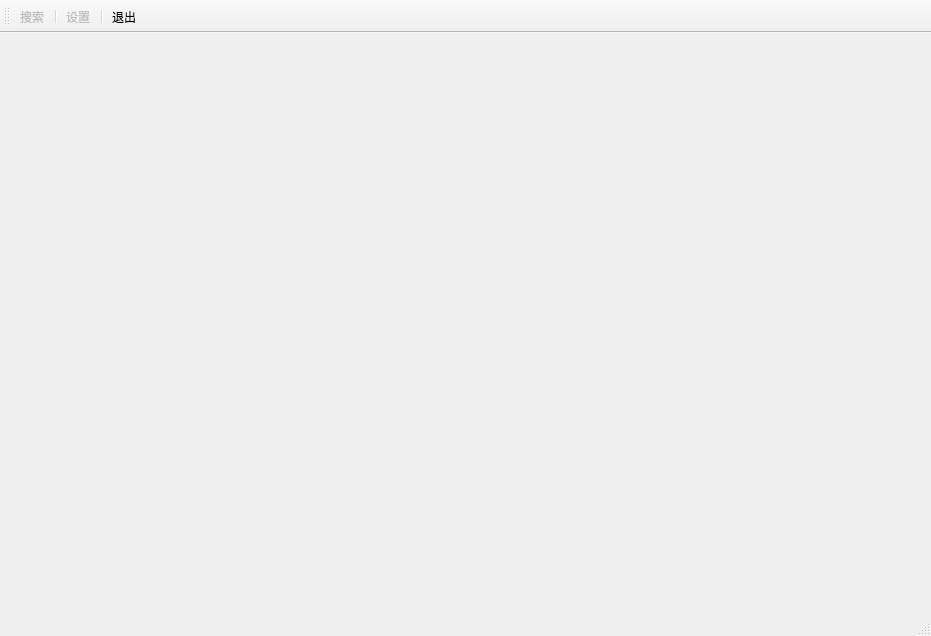
Above: MusicDownloader/MusicDownloader.ui from JackieCooo/MusicDownloader before the change. Below: the same form after it.
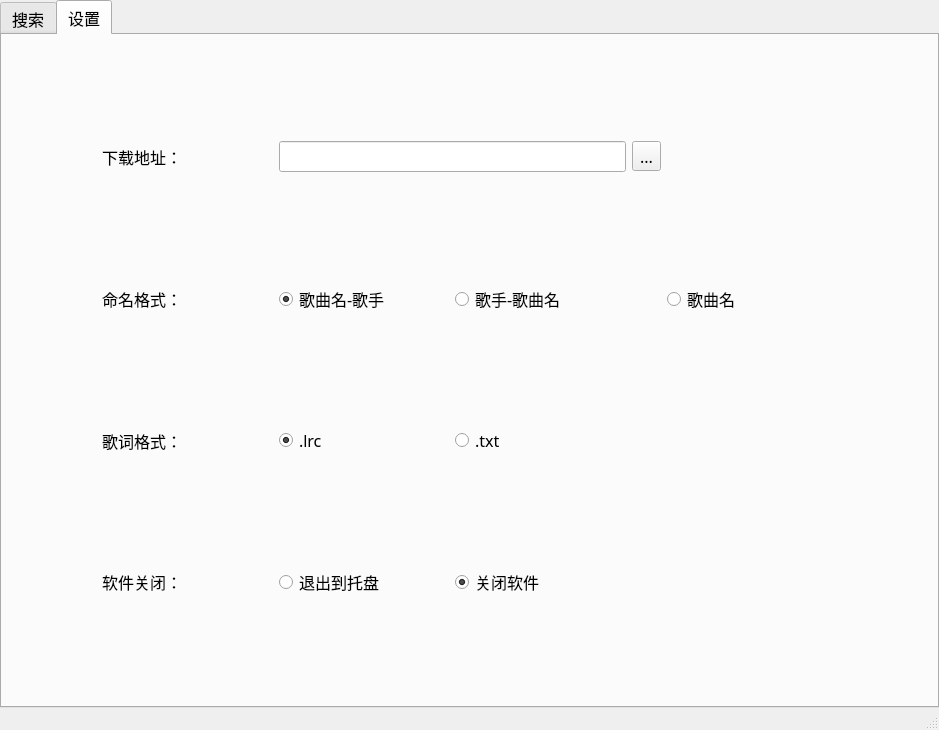
That is the form after the change.

Patch:
```diff
--- a/MusicDownloader/MusicDownloader.ui
+++ b/MusicDownloader/MusicDownloader.ui
@@ -6,61 +6,347 @@
    <rect>
     <x>0</x>
     <y>0</y>
-    <width>931</width>
-    <height>636</height>
+    <width>939</width>
+    <height>730</height>
    </rect>
   </property>
+  <property name="sizePolicy">
+   <sizepolicy hsizetype="Fixed" vsizetype="Fixed">
+    <horstretch>0</horstretch>
+    <verstretch>0</verstretch>
+   </sizepolicy>
+  </property>
   <property name="windowTitle">
    <string>MainWindow</string>
   </property>
-  <widget class="QWidget" name="centralwidget"/>
-  <widget class="QStatusBar" name="statusbar"/>
-  <widget class="QToolBar" name="toolBar">
-   <property name="windowTitle">
-    <string>toolBar</string>
+  <property name="autoFillBackground">
+   <bool>true</bool>
+  </property>
+  <widget class="QWidget" name="centralwidget">
+   <property name="sizePolicy">
+    <sizepolicy hsizetype="Expanding" vsizetype="Expanding">
+     <horstretch>0</horstretch>
+     <verstretch>0</verstretch>
+    </sizepolicy>
    </property>
-   <attribute name="toolBarArea">
-    <enum>TopToolBarArea</enum>
-   </attribute>
-   <attribute name="toolBarBreak">
-    <bool>false</bool>
-   </attribute>
-   <addaction name="actionSearch"/>
-   <addaction name="separator"/>
-   <addaction name="actionOption"/>
-   <addaction name="separator"/>
-   <addaction name="actionQuit"/>
+   <property name="autoFillBackground">
+    <bool>true</bool>
+   </property>
+   <layout class="QGridLayout" name="gridLayout_2">
+    <property name="leftMargin">
+     <number>0</number>
+    </property>
+    <property name="topMargin">
+     <number>0</number>
+    </property>
+    <property name="rightMargin">
+     <number>0</number>
+    </property>
+    <property name="bottomMargin">
+     <number>0</number>
+    </property>
+    <item row="0" column="0">
+     <widget class="QTabWidget" name="tabWidget">
+      <property name="sizePolicy">
+       <sizepolicy hsizetype="Expanding" vsizetype="Expanding">
+        <horstretch>1</horstretch>
+        <verstretch>1</verstretch>
+       </sizepolicy>
+      </property>
+      <property name="font">
+       <font>
+        <family>微软雅黑</family>
+        <pointsize>12</pointsize>
+       </font>
+      </property>
+      <property name="currentIndex">
+       <number>1</number>
+      </property>
+      <widget class="QWidget" name="tab_1">
+       <property name="sizePolicy">
+        <sizepolicy hsizetype="Expanding" vsizetype="Expanding">
+         <horstretch>0</horstretch>
+         <verstretch>0</verstretch>
+        </sizepolicy>
+       </property>
+       <property name="font">
+        <font>
+         <family>微软雅黑</family>
+         <pointsize>15</pointsize>
+        </font>
+       </property>
+       <attribute name="title">
+        <string>搜索</string>
+       </attribute>
+       <layout class="QGridLayout" name="gridLayout">
+        <property name="leftMargin">
+         <number>10</number>
+        </property>
+        <property name="topMargin">
+         <number>10</number>
+        </property>
+        <property name="rightMargin">
+         <number>10</number>
+        </property>
+        <property name="bottomMargin">
+         <number>10</number>
+        </property>
+        <item row="0" column="0">
+         <layout class="QHBoxLayout" name="horizontalLayout">
+          <item>
+           <widget class="QComboBox" name="comboBox">
+            <property name="sizePolicy">
+             <sizepolicy hsizetype="Expanding" vsizetype="Fixed">
+              <horstretch>1</horstretch>
+              <verstretch>0</verstretch>
+             </sizepolicy>
+            </property>
+            <property name="font">
+             <font>
+              <family>微软雅黑</family>
+              <pointsize>10</pointsize>
+             </font>
+            </property>
+            <property name="acceptDrops">
+             <bool>false</bool>
+            </property>
+            <property name="autoFillBackground">
+             <bool>false</bool>
+            </property>
+            <property name="currentText">
+             <string>网易云音乐</string>
+            </property>
+            <item>
+             <property name="text">
+              <string>网易云音乐</string>
+             </property>
+            </item>
+            <item>
+             <property name="text">
+              <string>QQ音乐</string>
+             </property>
+            </item>
+            <item>
+             <property name="text">
+              <string>酷狗音乐</string>
+             </property>
+            </item>
+            <item>
+             <property name="text">
+              <string>酷我音乐</string>
+             </property>
+            </item>
+            <item>
+             <property name="text">
+              <string>虾米音乐</string>
+             </property>
+            </item>
+            <item>
+             <property name="text">
+              <string>咪咕音乐</string>
+             </property>
+            </item>
+           </widget>
+          </item>
+          <item>
+           <widget class="QLineEdit" name="lineEdit">
+            <property name="sizePolicy">
+             <sizepolicy hsizetype="Expanding" vsizetype="Preferred">
+              <horstretch>6</horstretch>
+              <verstretch>1</verstretch>
+             </sizepolicy>
+            </property>
+            <property name="font">
+             <font>
+              <family>微软雅黑</family>
+              <pointsize>12</pointsize>
+             </font>
+            </property>
+            <property name="placeholderText">
+             <string>输入歌名</string>
+            </property>
+           </widget>
+          </item>
+          <item>
+           <widget class="QPushButton" name="pushButton">
+            <property name="sizePolicy">
+             <sizepolicy hsizetype="Expanding" vsizetype="Preferred">
+              <horstretch>1</horstretch>
+              <verstretch>1</verstretch>
+             </sizepolicy>
+            </property>
+            <property name="font">
+             <font>
+              <family>微软雅黑</family>
+              <pointsize>12</pointsize>
+             </font>
+            </property>
+            <property name="text">
+             <string>搜索</string>
+            </property>
+           </widget>
+          </item>
+         </layout>
+        </item>
+        <item row="1" column="0">
+         <widget class="QTableView" name="tableView">
+          <property name="font">
+           <font>
+            <family>微软雅黑</family>
+            <pointsize>10</pointsize>
+           </font>
+          </property>
+         </widget>
+        </item>
+       </layout>
+      </widget>
+      <widget class="QWidget" name="tab_2">
+       <property name="sizePolicy">
+        <sizepolicy hsizetype="Expanding" vsizetype="Expanding">
+         <horstretch>0</horstretch>
+         <verstretch>0</verstretch>
+        </sizepolicy>
+       </property>
+       <attribute name="title">
+        <string>设置</string>
+       </attribute>
+       <layout class="QGridLayout" name="gridLayout_3">
+        <property name="leftMargin">
+         <number>100</number>
+        </property>
+        <property name="topMargin">
+         <number>0</number>
+        </property>
+        <property name="rightMargin">
+         <number>100</number>
+        </property>
+        <property name="bottomMargin">
+         <number>0</number>
+        </property>
+        <item row="0" column="0">
+         <widget class="QLabel" name="label_1">
+          <property name="text">
+           <string>下载地址：</string>
+          </property>
+         </widget>
+        </item>
+        <item row="0" column="1" colspan="2">
+         <widget class="QLineEdit" name="lineEdit_2"/>
+        </item>
+        <item row="0" column="3">
+         <widget class="QToolButton" name="toolButton">
+          <property name="text">
+           <string>...</string>
+          </property>
+         </widget>
+        </item>
+        <item row="1" column="0">
+         <widget class="QLabel" name="label_2">
+          <property name="text">
+           <string>命名格式：</string>
+          </property>
+         </widget>
+        </item>
+        <item row="1" column="1">
+         <widget class="QRadioButton" name="radioButton_1">
+          <property name="text">
+           <string>歌曲名-歌手</string>
+          </property>
+          <property name="checked">
+           <bool>true</bool>
+          </property>
+          <attribute name="buttonGroup">
+           <string notr="true">buttonGroup_1</string>
+          </attribute>
+         </widget>
+        </item>
+        <item row="1" column="2" colspan="2">
+         <widget class="QRadioButton" name="radioButton_2">
+          <property name="text">
+           <string>歌手-歌曲名</string>
+          </property>
+          <attribute name="buttonGroup">
+           <string notr="true">buttonGroup_1</string>
+          </attribute>
+         </widget>
+        </item>
+        <item row="1" column="4">
+         <widget class="QRadioButton" name="radioButton_3">
+          <property name="text">
+           <string>歌曲名</string>
+          </property>
+          <attribute name="buttonGroup">
+           <string notr="true">buttonGroup_1</string>
+          </attribute>
+         </widget>
+        </item>
+        <item row="2" column="0">
+         <widget class="QLabel" name="label_3">
+          <property name="text">
+           <string>歌词格式：</string>
+          </property>
+         </widget>
+        </item>
+        <item row="2" column="1">
+         <widget class="QRadioButton" name="radioButton_4">
+          <property name="text">
+           <string>.lrc</string>
+          </property>
+          <property name="checked">
+           <bool>true</bool>
+          </property>
+          <attribute name="buttonGroup">
+           <string notr="true">buttonGroup_2</string>
+          </attribute>
+         </widget>
+        </item>
+        <item row="2" column="2" colspan="2">
+         <widget class="QRadioButton" name="radioButton_5">
+          <property name="text">
+           <string>.txt</string>
+          </property>
+          <attribute name="buttonGroup">
+           <string notr="true">buttonGroup_2</string>
+          </attribute>
+         </widget>
+        </item>
+        <item row="3" column="0">
+         <widget class="QLabel" name="label_4">
+          <property name="text">
+           <string>软件关闭：</string>
+          </property>
+         </widget>
+        </item>
+        <item row="3" column="1">
+         <widget class="QRadioButton" name="radioButton_6">
+          <property name="text">
+           <string>退出到托盘</string>
+          </property>
+          <attribute name="buttonGroup">
+           <string notr="true">buttonGroup_3</string>
+          </attribute>
+         </widget>
+        </item>
+        <item row="3" column="2" colspan="2">
+         <widget class="QRadioButton" name="radioButton_7">
+          <property name="text">
+           <string>关闭软件</string>
+          </property>
+          <property name="checked">
+           <bool>true</bool>
+          </property>
+          <attribute name="buttonGroup">
+           <string notr="true">buttonGroup_3</string>
+          </attribute>
+         </widget>
+        </item>
+       </layout>
+      </widget>
+     </widget>
+    </item>
+   </layout>
   </widget>
-  <action name="actionSearch">
-   <property name="enabled">
-    <bool>false</bool>
-   </property>
-   <property name="text">
-    <string>搜索</string>
-   </property>
-   <property name="toolTip">
-    <string>搜索</string>
-   </property>
-  </action>
-  <action name="actionOption">
-   <property name="enabled">
-    <bool>false</bool>
-   </property>
-   <property name="text">
-    <string>设置</string>
-   </property>
-   <property name="toolTip">
-    <string>设置</string>
-   </property>
-  </action>
-  <action name="actionQuit">
-   <property name="text">
-    <string>退出</string>
-   </property>
-   <property name="toolTip">
-    <string>退出</string>
-   </property>
-  </action>
+  <widget class="QStatusBar" name="statusbar"/>
  </widget>
  <resources/>
  <connections>
```
Left out of the diff: 24 changed lines with no effect on the pictures.
